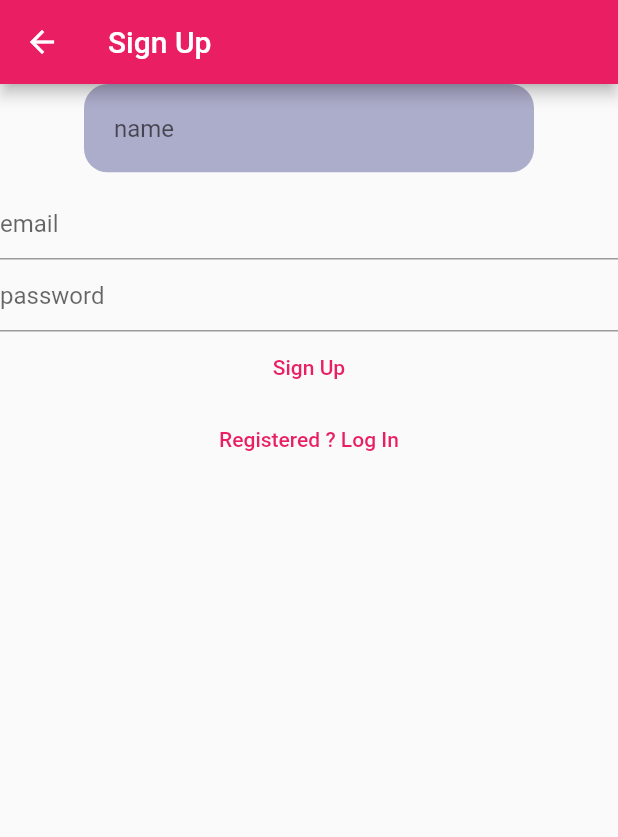
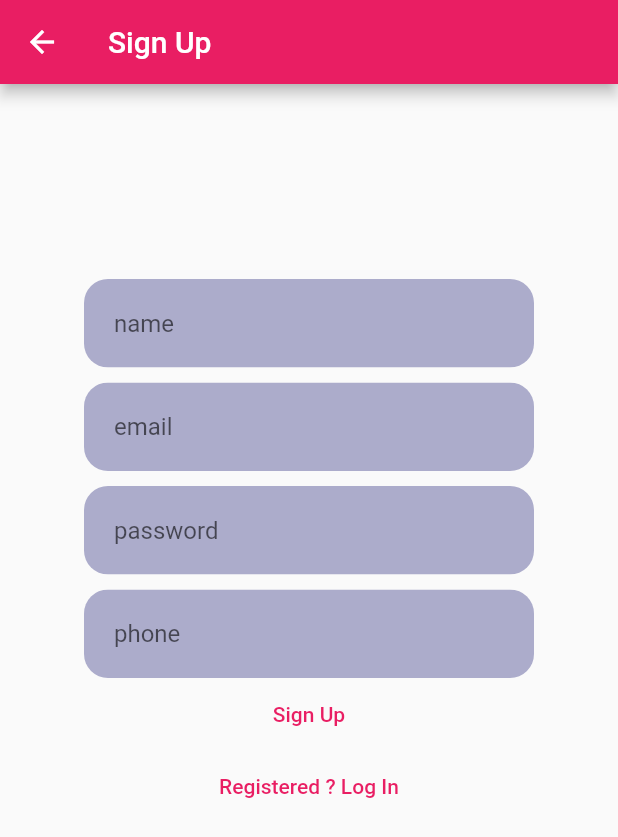
Before and after one commit to Bombberman1/DITOW, a Flutter app: the SignUpPage screen opened by its route, on a phone screen of 412 x 824 dp. Shown: the top 837 px of the screen. Run offline on Flutter 3.47's test engine with Material 2 defaults, Android fonts, the phone set to English and light mode, and no system bars; our stand-ins replace cloud_firestore, firebase_auth, firebase_core, table_calendar; missing offline and left inert: filter_list; accounts and stored records are empty; network calls fail.

Commit message:
Email & sign up design

```diff
--- a/lib/views/menus/records_page.dart
+++ b/lib/views/menus/records_page.dart
@@ -1,7 +1,10 @@
 import 'dart:collection';
 
+import 'package:firebase_auth/firebase_auth.dart';
 import 'package:flutter/material.dart';
 import 'package:table_calendar/table_calendar.dart';
+
+User? user = FirebaseAuth.instance.currentUser;
 
 class Event {
   final String phone;
@@ -22,6 +25,8 @@ final kEvents = LinkedHashMap<DateTime, List<Event>>(
   equals: isSameDay,
   hashCode: getHashCode,
 )..addAll(_kEventSource);
+
+List<int> l = [5, 7, 9, 20, 30, 15, 1];
 
 final _kEventSource = {
   for (var item in List.generate(50, (index) => index))
--- a/lib/views/sign_up_page.dart
+++ b/lib/views/sign_up_page.dart
@@ -1,6 +1,7 @@
 import 'package:cloud_firestore/cloud_firestore.dart';
 import 'package:firebase_auth/firebase_auth.dart';
 import 'package:flutter/material.dart';
+import 'package:flutter/services.dart';
 
 class SignUpPage extends StatefulWidget {
   const SignUpPage({super.key});
@@ -13,12 +14,14 @@ class _SignUpPageState extends State<SignUpPage> {
   late final TextEditingController _name;
   late final TextEditingController _email;
   late final TextEditingController _password;
+  late final TextEditingController _phone;
 
   @override
   void initState() {
     _name = TextEditingController();
     _email = TextEditingController();
     _password = TextEditingController();
+    _phone = TextEditingController();
     super.initState();
   }
 
@@ -27,6 +30,7 @@ class _SignUpPageState extends State<SignUpPage> {
     _name.dispose();
     _email.dispose();
     _password.dispose();
+    _phone.dispose();
     super.dispose();
   }
 
@@ -36,15 +40,20 @@ class _SignUpPageState extends State<SignUpPage> {
       appBar: AppBar(
         title: const Text('Sign Up'),
       ),
-      body: Column(
+      body: ListView(
         children: [
+          Column(
+            children: [
+              const SizedBox(
+                height: 130,
+              ),
               SizedBox(
                 width: 300,
                 child: ClipRRect(
                   borderRadius: BorderRadius.circular(16),
                   child: TextField(
                     controller: _name,
-                autocorrect: false,
+                    autocorrect: true,
                     keyboardType: TextInputType.name,
                     decoration: const InputDecoration(
                       contentPadding: EdgeInsets.all(20.0),
@@ -59,21 +68,68 @@ class _SignUpPageState extends State<SignUpPage> {
               const SizedBox(
                 height: 10,
               ),
-          TextField(
+              SizedBox(
+                width: 300,
+                child: ClipRRect(
+                  borderRadius: BorderRadius.circular(16),
+                  child: TextField(
                     controller: _email,
                     autocorrect: false,
                     keyboardType: TextInputType.emailAddress,
                     decoration: const InputDecoration(
+                      contentPadding: EdgeInsets.all(20.0),
+                      border: InputBorder.none,
+                      filled: true,
+                      fillColor: Color.fromARGB(80, 0, 0, 100),
                       hintText: 'email',
                     ),
                   ),
-          TextField(
+                ),
+              ),
+              const SizedBox(
+                height: 10,
+              ),
+              SizedBox(
+                width: 300,
+                child: ClipRRect(
+                  borderRadius: BorderRadius.circular(16),
+                  child: TextField(
                     controller: _password,
                     obscureText: true,
                     enableSuggestions: false,
                     autocorrect: false,
                     decoration: const InputDecoration(
+                      contentPadding: EdgeInsets.all(20.0),
+                      border: InputBorder.none,
+                      filled: true,
+                      fillColor: Color.fromARGB(80, 0, 0, 100),
                       hintText: 'password',
+                    ),
+                  ),
+                ),
+              ),
+              const SizedBox(
+                height: 10,
+              ),
+              SizedBox(
+                width: 300,
+                child: ClipRRect(
+                  borderRadius: BorderRadius.circular(16),
+                  child: TextField(
+                    controller: _phone,
+                    autocorrect: false,
+                    keyboardType: TextInputType.phone,
+                    inputFormatters: [
+                      FilteringTextInputFormatter.allow(RegExp(r'[+0-9]')),
+                    ],
+                    decoration: const InputDecoration(
+                      contentPadding: EdgeInsets.all(20.0),
+                      border: InputBorder.none,
+                      filled: true,
+                      fillColor: Color.fromARGB(80, 0, 0, 100),
+                      hintText: 'phone',
+                    ),
+                  ),
                 ),
               ),
               TextButton(
@@ -81,9 +137,10 @@ class _SignUpPageState extends State<SignUpPage> {
                   final name = _name.text;
                   final email = _email.text;
                   final password = _password.text;
+                  final phone = _phone.text;
                   try {
-                final userCredential =
-                    await FirebaseAuth.instance.createUserWithEmailAndPassword(
+                    final userCredential = await FirebaseAuth.instance
+                        .createUserWithEmailAndPassword(
                       email: email,
                       password: password,
                     );
@@ -93,6 +150,12 @@ class _SignUpPageState extends State<SignUpPage> {
                         .collection('users')
                         .doc(user!.uid)
                         .set({});
+                    await FirebaseFirestore.instance
+                        .collection('users')
+                        .doc(user.uid)
+                        .collection('userData')
+                        .doc('data')
+                        .set({'phone': phone});
                     print(userCredential);
                   } on FirebaseAuthException catch (e) {
                     switch (e.code) {
@@ -127,6 +190,8 @@ class _SignUpPageState extends State<SignUpPage> {
               ),
             ],
           ),
+        ],
+      ),
     );
   }
 }
```
Also changed, not shown: lib/views/verify_email.dart (+61 -8 lines). Lines whose indentation alone changed are shown as unchanged.
